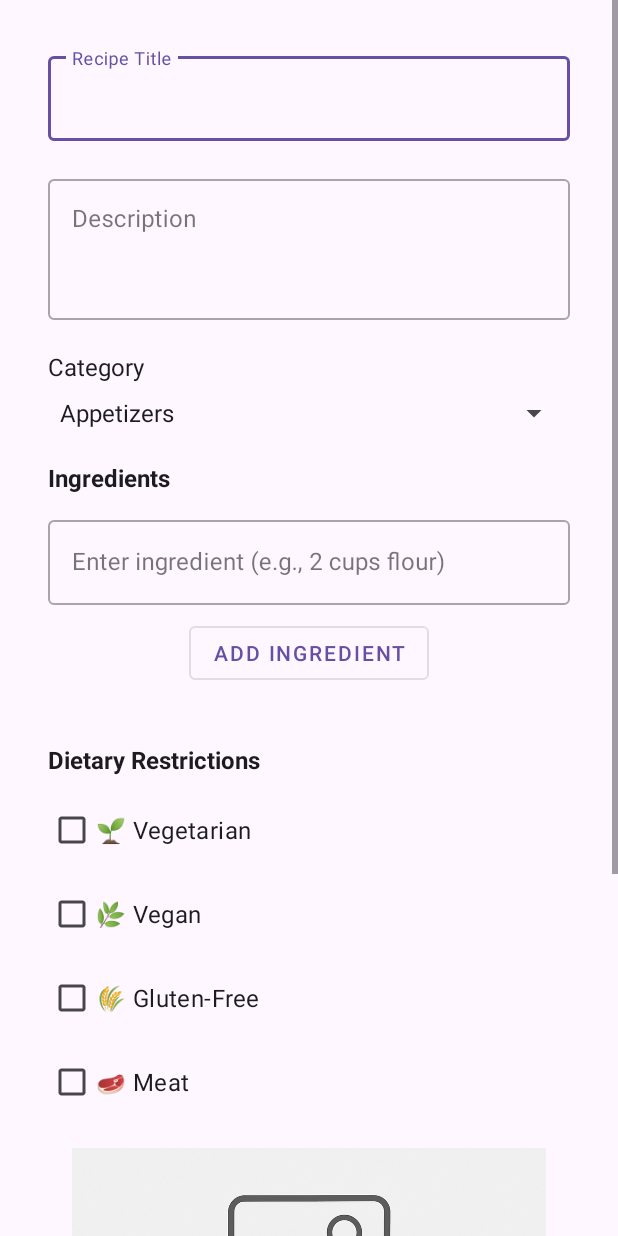
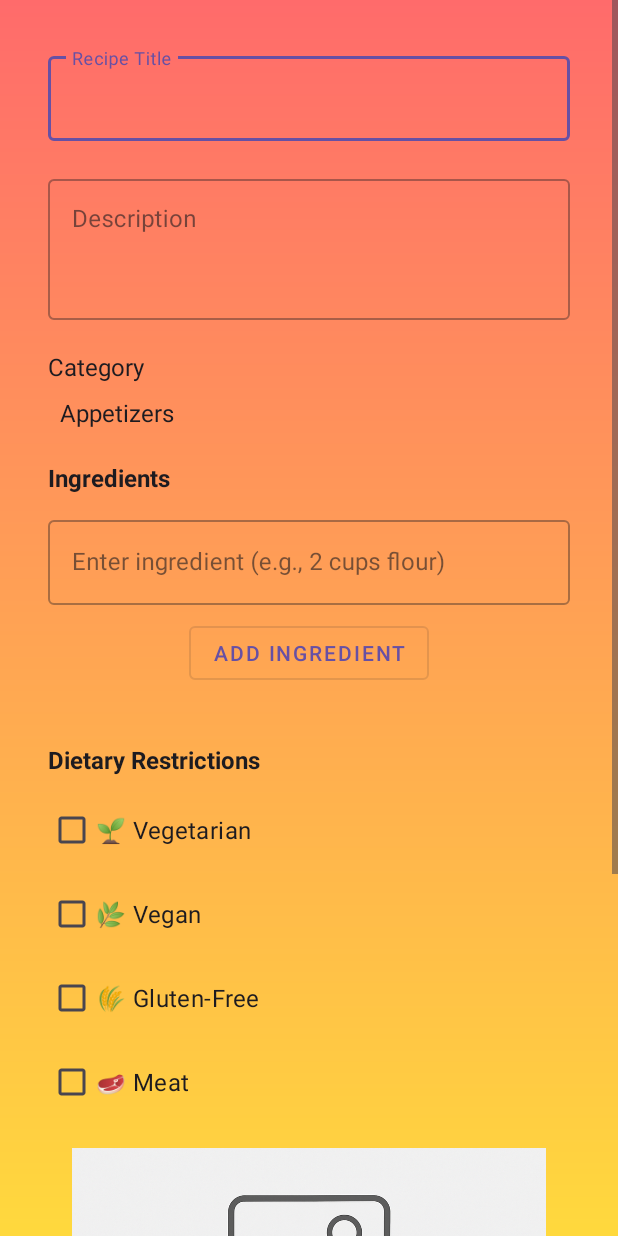
Before and after one commit to Pashinsky38/Cooking-Book, an Android app: the RecipeFormActivity screen opened directly, with no data from a screen before it, on a phone screen of 412 x 824 dp. Run offline under Robolectric (Android 15) with nearby library versions, the phone set to English and light mode, and no system bars.

Commit message:
Add dynamic gradient background to recipe form and implement color extraction from images

```diff
--- a/app/src/main/java/com/example/cookingbook/RecipeFormActivity.java
+++ b/app/src/main/java/com/example/cookingbook/RecipeFormActivity.java
@@ -1,10 +1,13 @@
 package com.example.cookingbook;
 
 import android.Manifest;
+import android.animation.ArgbEvaluator;
+import android.animation.ValueAnimator;
 import android.app.Activity;
 import android.app.AlertDialog;
 import android.content.Intent;
 import android.content.pm.PackageManager;
+import android.graphics.drawable.GradientDrawable;
 import android.net.Uri;
 import android.os.Bundle;
 import android.view.View;
@@ -32,6 +35,11 @@ public class RecipeFormActivity extends AppCompatActivity {
     private CheckBox vegetarianCheckbox, veganCheckbox, glutenFreeCheckbox, meatCheckbox;
     private LinearLayout ingredientsList;
     private ArrayList<String> ingredients;
+    private View gradientBackground;
+
+    // Default gradient colors
+    private int currentStartColor = 0xFFFF6B6B;
+    private int currentEndColor = 0xFFFFD93D;
 
     @Override
     protected void onCreate(Bundle savedInstanceState) {
@@ -52,6 +60,7 @@ public class RecipeFormActivity extends AppCompatActivity {
         veganCheckbox = findViewById(R.id.veganCheckbox);
         glutenFreeCheckbox = findViewById(R.id.glutenFreeCheckbox);
         meatCheckbox = findViewById(R.id.meatCheckbox);
+        gradientBackground = findViewById(R.id.dynamicGradientBackground);
 
         ingredients = new ArrayList<>();
 
@@ -60,15 +69,22 @@ public class RecipeFormActivity extends AppCompatActivity {
         categoryAdapter.setDropDownViewResource(android.R.layout.simple_spinner_dropdown_item);
         categorySpinner.setAdapter(categoryAdapter);
 
+        // Set initial gradient
+        applyGradient(currentStartColor, currentEndColor, false);
+
         // Check if we're editing an existing recipe
         if (getIntent().hasExtra("position")) {
             editingPosition = getIntent().getIntExtra("position", -1);
             Recipe recipe = RecipeManager.recipes.get(editingPosition);
             titleInput.setText(recipe.getTitle());
             descInput.setText(recipe.getDescription());
-            if (recipe.getImageUri() != null) {
+
+            if (recipe.getImageUri() != null && !recipe.getImageUri().isEmpty()) {
                 selectedImageUri = Uri.parse(recipe.getImageUri());
                 imageView.setImageURI(selectedImageUri);
+
+                // Extract colors from the image and apply gradient
+                extractAndApplyColors(selectedImageUri);
             }
 
             // Set dietary filters
@@ -159,6 +175,52 @@ public class RecipeFormActivity extends AppCompatActivity {
                 .show());
     }
 
+    private void extractAndApplyColors(Uri imageUri) {
+        ColorUtils.extractColorsFromImage(this, imageUri, (startColor, endColor) -> {
+            // Apply the gradient with animation
+            applyGradient(startColor, endColor, true);
+        });
+    }
+
+    private void applyGradient(int startColor, int endColor, boolean animate) {
+        GradientDrawable newGradient = new GradientDrawable(
+                GradientDrawable.Orientation.TOP_BOTTOM,
+                new int[]{startColor, endColor}
+        );
+
+        if (animate) {
+            // Animate from current colors to new colors
+            animateGradientChange(currentStartColor, currentEndColor, startColor, endColor);
+        } else {
+            gradientBackground.setBackground(newGradient);
+        }
+
+        currentStartColor = startColor;
+        currentEndColor = endColor;
+    }
+
+    private void animateGradientChange(int fromStart, int fromEnd, int toStart, int toEnd) {
+        ValueAnimator animator = ValueAnimator.ofFloat(0f, 1f);
+        animator.setDuration(500);
+
+        animator.addUpdateListener(animation -> {
+            float fraction = animation.getAnimatedFraction();
+            ArgbEvaluator evaluator = new ArgbEvaluator();
+
+            int currentStart = (int) evaluator.evaluate(fraction, fromStart, toStart);
+            int currentEnd = (int) evaluator.evaluate(fraction, fromEnd, toEnd);
+
+            GradientDrawable gradient = new GradientDrawable(
+                    GradientDrawable.Orientation.TOP_BOTTOM,
+                    new int[]{currentStart, currentEnd}
+            );
+
+            gradientBackground.setBackground(gradient);
+        });
+
+        animator.start();
+    }
+
     private void displayIngredients() {
         ingredientsList.removeAllViews();
         for (int i = 0; i < ingredients.size(); i++) {
@@ -206,6 +268,9 @@ public class RecipeFormActivity extends AppCompatActivity {
         if (requestCode == IMAGE_PICK_CODE && resultCode == Activity.RESULT_OK && data != null) {
             selectedImageUri = data.getData();
             imageView.setImageURI(selectedImageUri);
+
+            // Extract colors and update gradient when new image is selected
+            extractAndApplyColors(selectedImageUri);
         }
     }
 
--- a/app/src/main/res/layout/activity_recipe_form.xml
+++ b/app/src/main/res/layout/activity_recipe_form.xml
@@ -1,9 +1,19 @@
 <?xml version="1.0" encoding="utf-8"?>
-<ScrollView xmlns:android="http://schemas.android.com/apk/res/android"
+<FrameLayout xmlns:android="http://schemas.android.com/apk/res/android"
     android:layout_width="match_parent"
     android:layout_height="match_parent"
-    android:fitsSystemWindows="true"
-    android:background="?android:attr/colorBackground">
+    android:fitsSystemWindows="true">
+
+    <!-- Dynamic gradient background -->
+    <View
+        android:id="@+id/dynamicGradientBackground"
+        android:layout_width="match_parent"
+        android:layout_height="match_parent"
+        android:background="?android:attr/colorBackground" />
+
+    <ScrollView
+        android:layout_width="match_parent"
+        android:layout_height="match_parent">
 
         <LinearLayout
             android:padding="32dp"
@@ -177,3 +187,4 @@
                 android:layout_marginBottom="20dp"/>
         </LinearLayout>
     </ScrollView>
+</FrameLayout>
```
Lines whose indentation alone changed are shown as unchanged.
